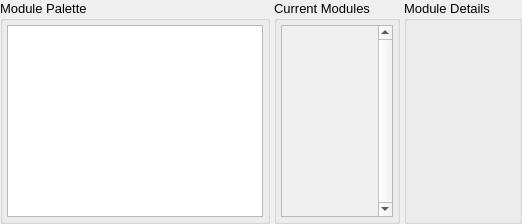
The window that src/gui/modulelisteditor.ui (disorderedmaterials/dissolve) describes before a commit, drawn with Qt 5.
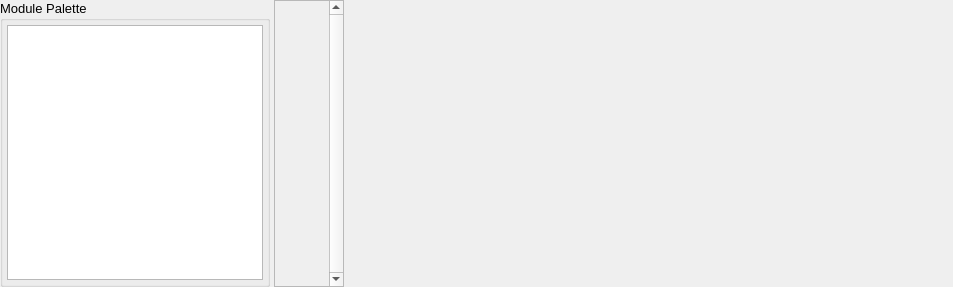
The same window after the commit. Custom widgets are drawn as their Qt base class.

Commit message: Show module controls next to keywords, rather than in separate tabs.

What changed in the file:
```diff
--- a/src/gui/modulelisteditor.ui
+++ b/src/gui/modulelisteditor.ui
@@ -6,8 +6,8 @@
    <rect>
     <x>0</x>
     <y>0</y>
-    <width>522</width>
-    <height>220</height>
+    <width>953</width>
+    <height>287</height>
    </rect>
   </property>
   <property name="font">
@@ -120,33 +120,6 @@
       </widget>
      </item>
      <item>
-      <widget class="QGroupBox" name="ModulesGroup">
-       <property name="sizePolicy">
-        <sizepolicy hsizetype="Minimum" vsizetype="Preferred">
-         <horstretch>0</horstretch>
-         <verstretch>0</verstretch>
-        </sizepolicy>
-       </property>
-       <property name="title">
-        <string>Current Modules</string>
-       </property>
-       <layout class="QVBoxLayout" name="verticalLayout_3">
-        <property name="spacing">
-         <number>4</number>
-        </property>
-        <property name="leftMargin">
-         <number>4</number>
-        </property>
-        <property name="topMargin">
-         <number>4</number>
-        </property>
-        <property name="rightMargin">
-         <number>4</number>
-        </property>
-        <property name="bottomMargin">
-         <number>4</number>
-        </property>
-        <item>
          <widget class="QScrollArea" name="ChartScrollArea">
           <property name="sizePolicy">
            <sizepolicy hsizetype="Preferred" vsizetype="Expanding">
@@ -171,47 +144,32 @@
             <rect>
              <x>0</x>
              <y>0</y>
-             <width>95</width>
-             <height>190</height>
+          <width>60</width>
+          <height>283</height>
             </rect>
            </property>
           </widget>
          </widget>
         </item>
-       </layout>
-      </widget>
-     </item>
      <item>
-      <widget class="QGroupBox" name="DetailsGroup">
-       <property name="sizePolicy">
-        <sizepolicy hsizetype="Expanding" vsizetype="Expanding">
-         <horstretch>0</horstretch>
-         <verstretch>0</verstretch>
-        </sizepolicy>
-       </property>
-       <property name="title">
-        <string>Module Details</string>
-       </property>
-       <layout class="QVBoxLayout" name="verticalLayout_4" stretch="0">
-        <property name="spacing">
+      <widget class="QStackedWidget" name="ModuleControlsStack">
+       <property name="currentIndex">
          <number>0</number>
         </property>
-        <property name="leftMargin">
-         <number>4</number>
-        </property>
-        <property name="topMargin">
-         <number>4</number>
-        </property>
-        <property name="rightMargin">
-         <number>4</number>
-        </property>
-        <property name="bottomMargin">
-         <number>4</number>
-        </property>
+       <widget class="QWidget" name="NoModuleSelectedPage">
+        <layout class="QHBoxLayout" name="horizontalLayout">
         <item>
-         <widget class="ModuleControlWidget" name="ControlsWidget" native="true"/>
-        </item>
-       </layout>
+          <widget class="QLabel" name="label">
+           <property name="text">
+            <string>&lt;No Module Selected&gt;</string>
+           </property>
+           <property name="alignment">
+            <set>Qt::AlignCenter</set>
+           </property>
+          </widget>
+         </item>
+        </layout>
+       </widget>
       </widget>
      </item>
     </layout>
@@ -224,12 +182,6 @@
    <extends>QTreeWidget</extends>
    <header>gui/widgets/mimetreewidget.hui</header>
   </customwidget>
-  <customwidget>
-   <class>ModuleControlWidget</class>
-   <extends>QWidget</extends>
-   <header>gui/modulecontrolwidget.h</header>
-   <container>1</container>
-  </customwidget>
  </customwidgets>
  <resources>
   <include location="main.qrc"/>
```
Lines whose indentation alone changed are shown as unchanged. The commit also changes 7 other files.
